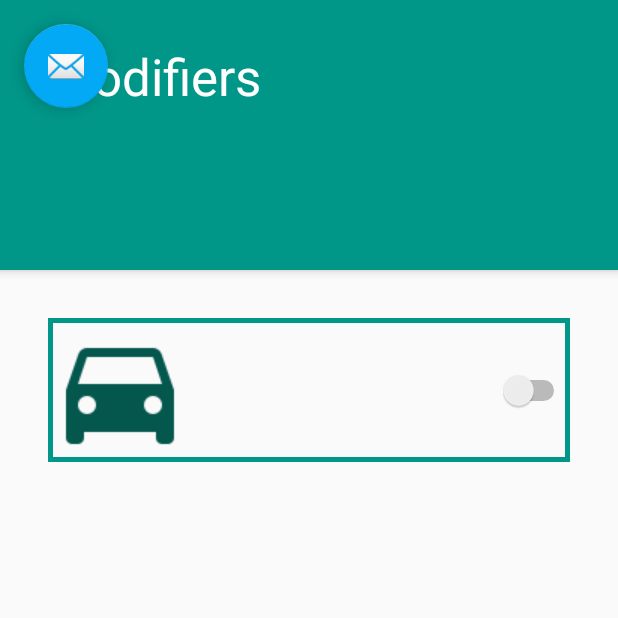
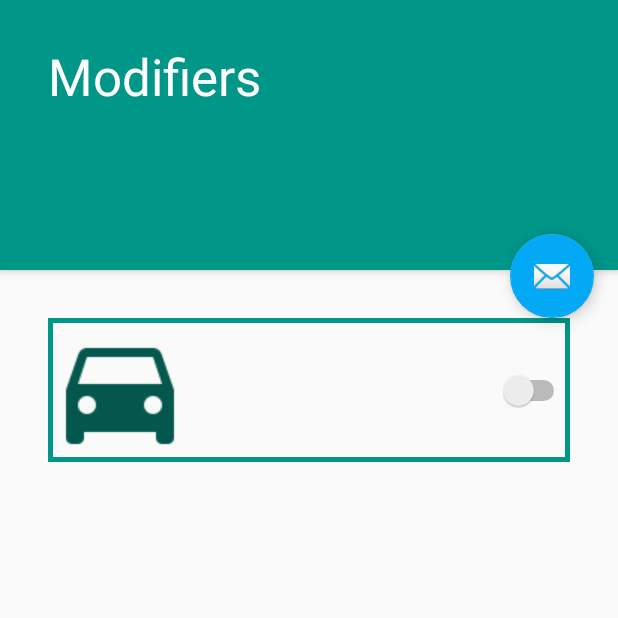
Before and after one commit to OldSchooool/Point2PointPlus, an Android app: the Modifiers screen opened directly, with no data from a screen before it, on a phone screen of 412 x 824 dp, the top half of it. Run offline under Robolectric (Android 15) with nearby library versions, the phone set to English and light mode, and no system bars.

Commit message:
Moved Fab

```diff
--- a/app/src/main/java/com/example/spingus/pointtopointplus/Route.java
+++ b/app/src/main/java/com/example/spingus/pointtopointplus/Route.java
@@ -6,6 +6,7 @@ import android.graphics.Color;
 import android.support.v4.app.FragmentActivity;
 import android.os.Bundle;
 import android.util.Log;
+import android.widget.Toast;
 
 import com.google.android.gms.maps.CameraUpdateFactory;
 import com.google.android.gms.maps.GoogleMap;
@@ -62,7 +63,7 @@ public class Route extends FragmentActivity implements OnMapReadyCallback {
 
 
         while(Asynch.objy == null){
-
+            Toast.makeText(Route.this, "Loading, Please wait", Toast.LENGTH_LONG);
         }
         JSONObject object = Asynch.objy;
         try {
--- a/app/src/main/res/layout/activity_modifiers.xml
+++ b/app/src/main/res/layout/activity_modifiers.xml
@@ -7,13 +7,7 @@
     android:fitsSystemWindows="true"
     tools:context="com.example.spingus.pointtopointplus.Modifiers">
 
-    <android.support.design.widget.FloatingActionButton
-        android:id="@+id/fab"
-        android:layout_width="wrap_content"
-        android:layout_height="wrap_content"
-        android:layout_margin="@dimen/fab_margin"
-        app:layout_anchorGravity="bottom|end"
-        app:srcCompat="@android:drawable/ic_dialog_email" />
+
 
     <android.support.design.widget.AppBarLayout
         android:id="@+id/app_bar"
@@ -30,6 +24,8 @@
             app:contentScrim="?attr/colorPrimary"
             app:layout_scrollFlags="scroll|exitUntilCollapsed">
 
+
+
             <android.support.v7.widget.Toolbar
                 android:id="@+id/toolbar"
                 android:layout_width="match_parent"
@@ -40,6 +36,16 @@
         </android.support.design.widget.CollapsingToolbarLayout>
     </android.support.design.widget.AppBarLayout>
 
-    <include layout="@layout/content_modifiers" />
+    <include layout="@layout/content_modifiers"
+        android:id="@+id/include" />
 
+    <android.support.design.widget.FloatingActionButton
+        android:id="@+id/fab"
+        android:layout_width="wrap_content"
+        android:layout_height="wrap_content"
+        android:layout_gravity="top|center_horizontal"
+        android:layout_margin="@dimen/fab_margin"
+        app:layout_anchor="@+id/include"
+        app:layout_anchorGravity="top|right"
+        app:srcCompat="@android:drawable/ic_dialog_email" />
 </android.support.design.widget.CoordinatorLayout>
```
Also changed, not shown: app/src/main/java/com/example/spingus/pointtopointplus/Nav.java (+19 -3 lines), app/src/main/res/layout/content_nav.xml (+6 -3 lines).
